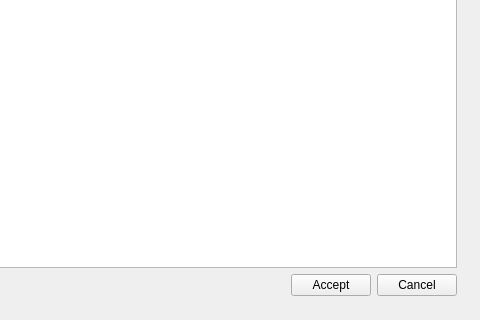
Before: the Qt Designer form controllight.ui in 2semester/projekt, drawn with Qt 5; both pictures show x 424 to 904 and y 415 to 735 of the 904 by 735 pixel window.
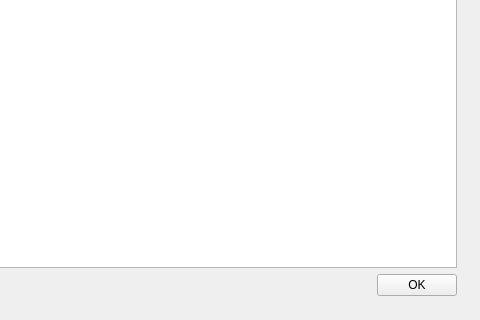
After: the same form once the commit is applied.

The edit to the form file:
```diff
--- a/controllight.ui
+++ b/controllight.ui
@@ -13,7 +13,7 @@
   <property name="windowTitle">
    <string>Control Light</string>
   </property>
-  <widget class="QWidget" name="">
+  <widget class="QWidget" name="layoutWidget">
    <property name="geometry">
     <rect>
      <x>30</x>
@@ -90,14 +90,7 @@
         <item>
          <widget class="QPushButton" name="ok">
           <property name="text">
-           <string>Accept</string>
-          </property>
-         </widget>
-        </item>
-        <item>
-         <widget class="QPushButton" name="cancel">
-          <property name="text">
-           <string>Cancel</string>
+           <string>OK</string>
           </property>
          </widget>
         </item>
```
